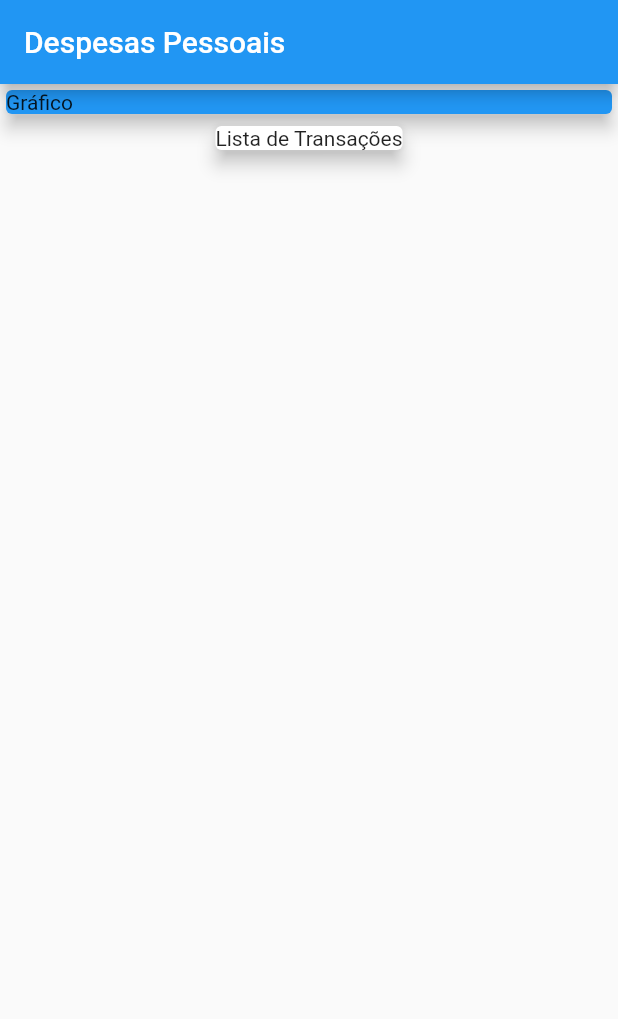
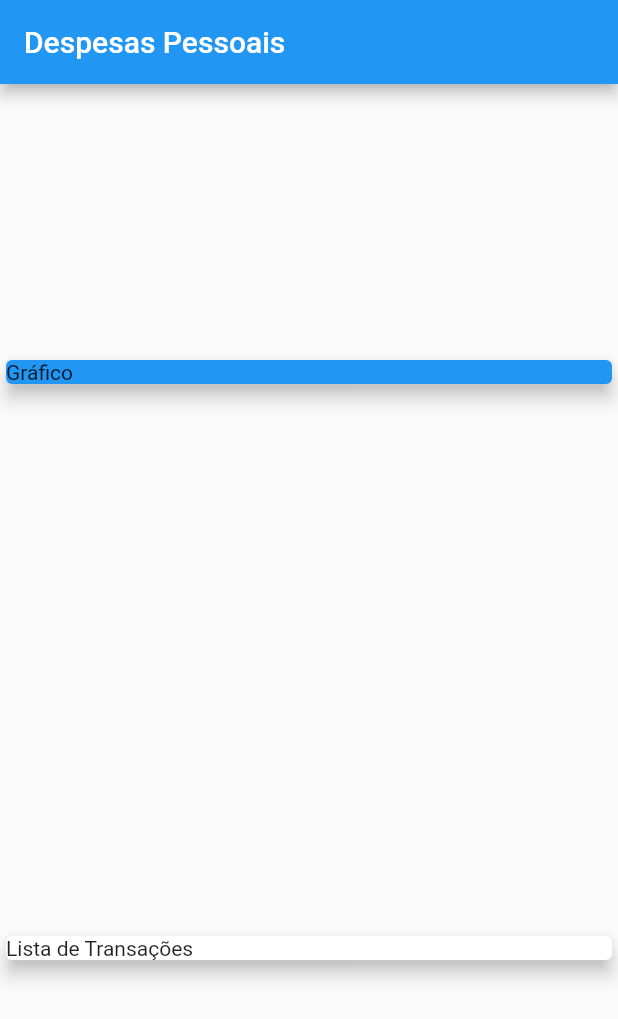
Before and after one commit to oTalDoHud/controle_gastos, a Flutter app: the screen it shows after launch, on a phone screen of 412 x 824 dp. Shown: the top 1019 px of the screen. Run offline on Flutter 3.47's test engine with Material 2 defaults, Android fonts, the phone set to English and light mode, and no system bars.

Commit message:
Axis principal e cruzado

```diff
--- a/lib/main.dart
+++ b/lib/main.dart
@@ -1,8 +1,5 @@
-import 'dart:io';
-
 import 'package:flutter/material.dart';
 import 'package:flutter/src/widgets/framework.dart';
-import 'package:flutter/src/widgets/placeholder.dart';
 
 main() => runApp(ControleGastosApp());
 
@@ -27,16 +24,15 @@ class MyHomeApp extends StatelessWidget {
         title: const Text("Despesas Pessoais"),
       ),
       body: Column(
-        children: [
-          Container(
-            width: double.infinity,
-            child: const Card(
-              elevation: 5,
-              color: Colors.blue,
-              child: Text("Gráfico"),
-            ),
+        mainAxisAlignment: MainAxisAlignment.spaceAround,
+        crossAxisAlignment: CrossAxisAlignment.stretch,
+        children: const [
+          Card(
+            elevation: 5,
+            color: Colors.blue,
+            child: Text("Gráfico"),
           ),
-          const Card(
+          Card(
             elevation: 5,
             child: Text("Lista de Transações"),
           ),
```
